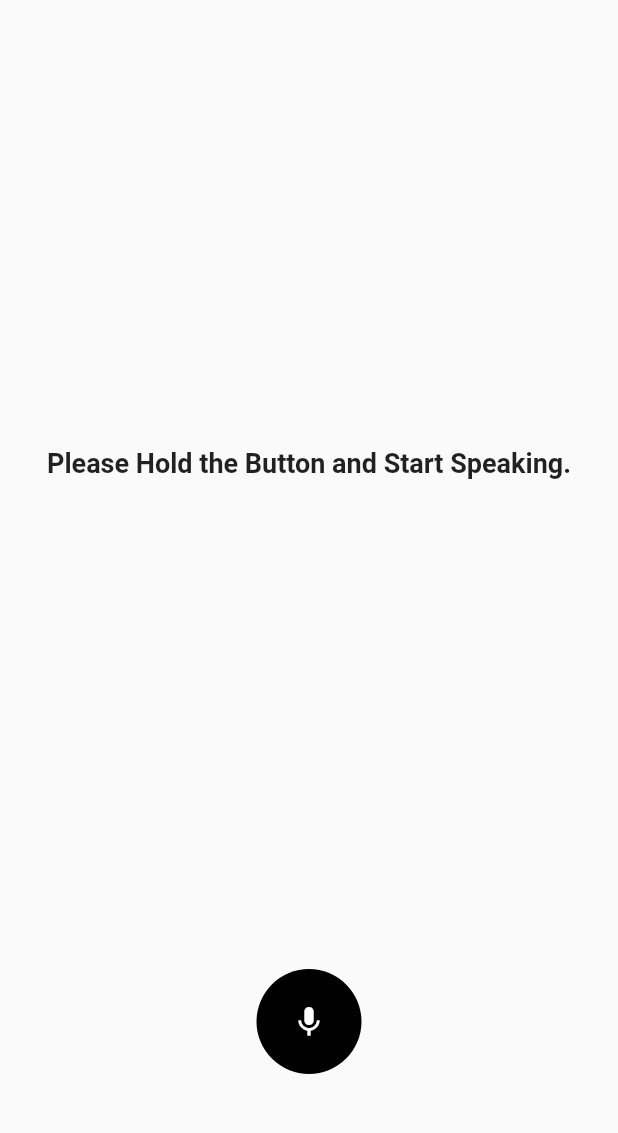
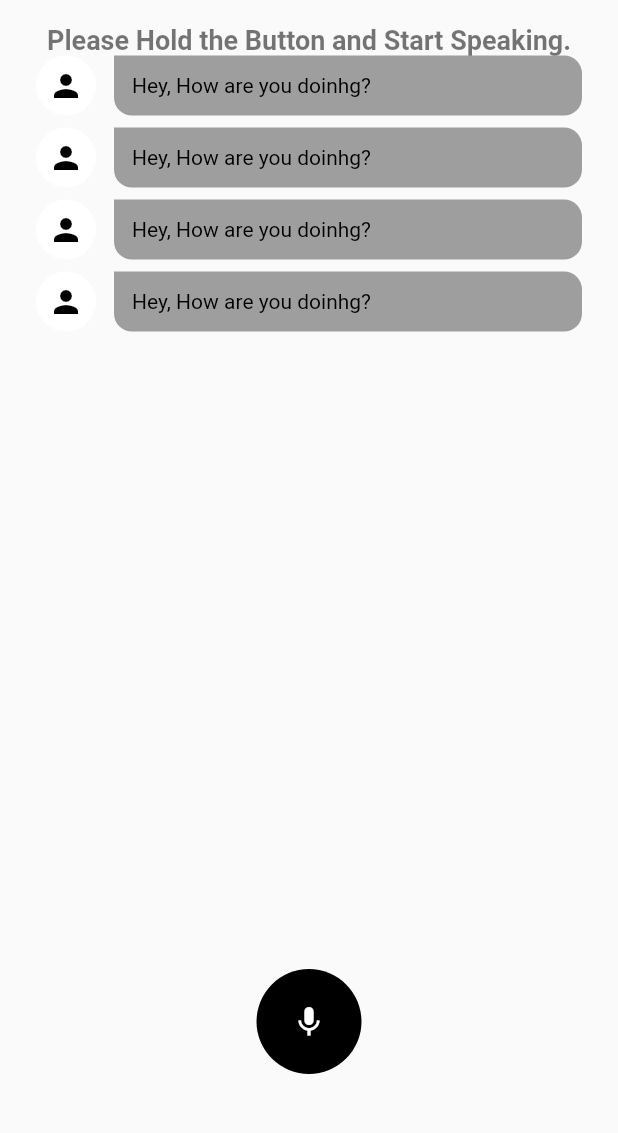
Before and after one commit to chriscaper/VoiceGPT, a Flutter app: the screen it shows after launch, on a phone screen of 412 x 824 dp, the part 84-1217 px from its top. Run offline on Flutter 3.47's test engine with Material 2 defaults, Android fonts, the phone set to English and light mode, and no system bars; drawn by our look-alikes of avatar_glow; our stand-ins replace speech_to_text.

Commit message:
Before adding Back-end Services

```diff
--- a/chatgpt_integration/lib/speech_screen.dart
+++ b/chatgpt_integration/lib/speech_screen.dart
@@ -1,4 +1,5 @@
 import 'package:avatar_glow/avatar_glow.dart';
+import 'package:chatgpt_integration/chat.dart';
 import 'package:chatgpt_integration/colors.dart';
 import 'package:flutter/material.dart';
 import 'package:speech_to_text/speech_to_text.dart';
@@ -29,15 +30,28 @@ class _SpeechScreenState extends State<SpeechScreen>{
         showTwoGlows: true,
         glowColor: Colors.black38,
         child:  GestureDetector(
-          onTapDown: (details) {
-            setState(() {
-              isListening = true;
-            });
+          onTapDown: (details) async{
+            if(!isListening){
+              var available = await speechToText.initialize();
+              if(available){
+                setState(() {
+                  isListening = true;
+                  speechToText.listen(
+                    onResult: (result){
+                      setState(() {
+                        text = result.recognizedWords;
+                      });
+                    }
+                  );
+                });
+              }
+            }
           },
           onTapUp: (details) {
             setState(() {
               isListening = false;
             });
+            speechToText.stop();
           },
           child: CircleAvatar(backgroundColor: Colors.black, radius: 35,
           child: Icon(Icons.mic, color:Colors.white ,),),
@@ -55,13 +69,61 @@ class _SpeechScreenState extends State<SpeechScreen>{
         ),
 
       ),
-      body: Container(
-        alignment: Alignment.center,
-        padding: const EdgeInsets.symmetric(horizontal: 24, vertical: 16),
-        margin: const EdgeInsets.only(bottom: 150),
-        child: Text(text, style: const TextStyle(fontSize: 18, color: Colors.black87, fontWeight: FontWeight.w600),),
+      body:  Container(
 
-      ),
+          padding: const EdgeInsets.symmetric(horizontal: 24, vertical: 16),
+
+          child: Column(
+            children: [
+              Text(text, style:  TextStyle(fontSize: 18, color: isListening ? Colors.black87 : Colors.black54, fontWeight: FontWeight.w600),),
+              Expanded(
+
+                child: ListView.builder(
+                  shrinkWrap: true,
+                  itemCount: 4,
+                  itemBuilder: (BuildContext context, int index){
+                return chat(
+                  chattext: "Hey, How are you doinhg?",
+                  type: ChatMessageType.user
+                );
+              }),
+
+              )
+            ],
+          ),
+
+        ),
+    );
+   }
+
+   Widget chat({required chattext, required ChatMessageType type} ){
+    return Row(
+      crossAxisAlignment: CrossAxisAlignment.start,
+
+      children: [
+        CircleAvatar(
+          backgroundColor: bgColor,
+          child: Icon(Icons.person, color: Colors.black,),
+        ),
+        const SizedBox(width: 12,),
+        Expanded
+        (
+          child: Container(
+            padding: EdgeInsets.all(12),
+            margin: EdgeInsets.only(bottom: 8),
+            decoration: BoxDecoration(
+              color: Colors.grey,
+              borderRadius: BorderRadius.only(topRight: Radius.circular(12), bottomRight: Radius.circular(12), bottomLeft: Radius.circular(12)),
+
+
+            ),
+            child: Text(
+              "$chattext",
+              style: TextStyle(color: Colors.black),
+            ),
+          ),
+        ),
+      ],
     );
    }
 }
--- a/chatgpt_integration/pubspec.yaml
+++ b/chatgpt_integration/pubspec.yaml
@@ -37,6 +37,7 @@ dependencies:
   cupertino_icons: ^1.0.2
   avatar_glow: ^2.0.2
   speech_to_text: ^6.1.1
+  http: ^0.13.5
 
 dev_dependencies:
   flutter_test:
```
Also changed, not shown: chatgpt_integration/lib/chat.dart (added, +8 -0 lines), chatgpt_integration/lib/apiservices.dart (added), chatgpt_integration/pubspec.lock.
